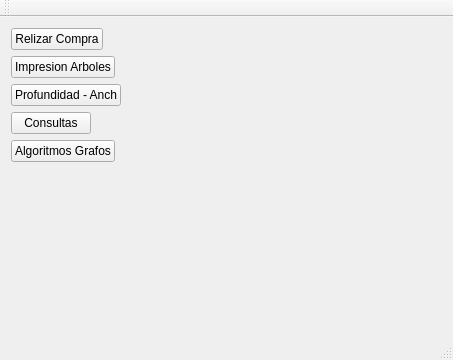
Above: cliente_1/mainwindow.ui from danialvaradob/Datos_Sockets_3 before the change. Below: the same form after it.
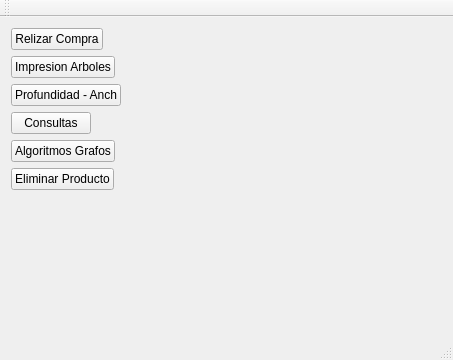
That is the form after the change.

```diff
--- a/cliente_1/mainwindow.ui
+++ b/cliente_1/mainwindow.ui
@@ -50,6 +50,13 @@
       </property>
      </widget>
     </item>
+    <item row="5" column="0">
+     <widget class="QPushButton" name="pushButton_5">
+      <property name="text">
+       <string>Eliminar Producto</string>
+      </property>
+     </widget>
+    </item>
    </layout>
   </widget>
   <widget class="QMenuBar" name="menuBar">
```
